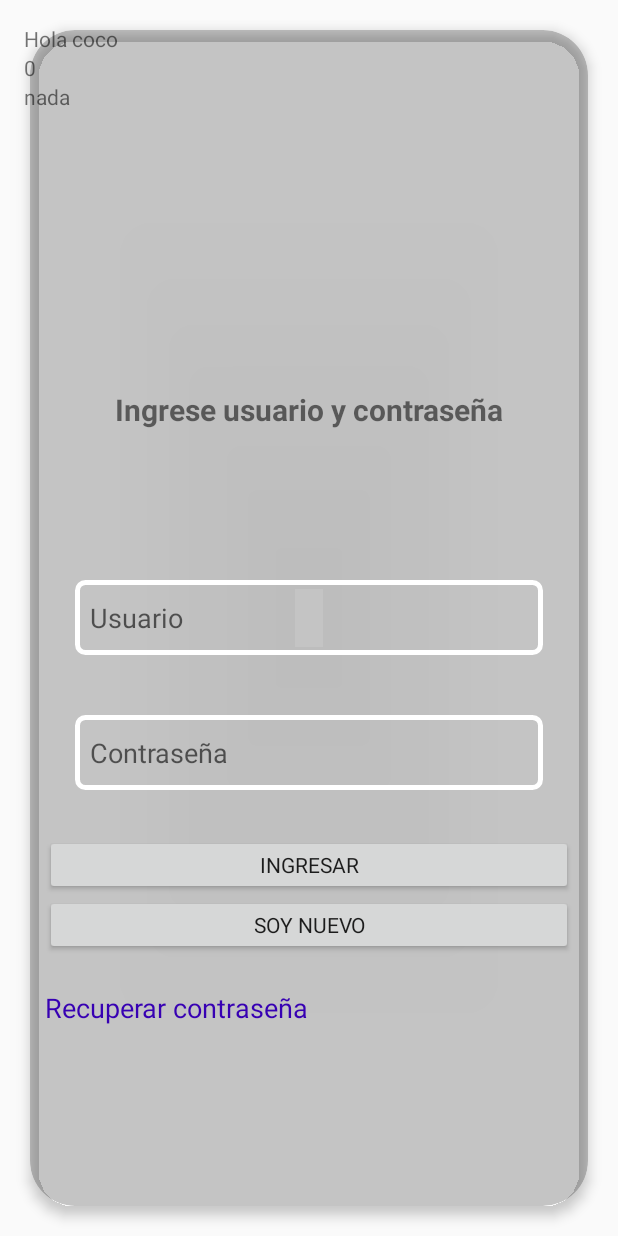
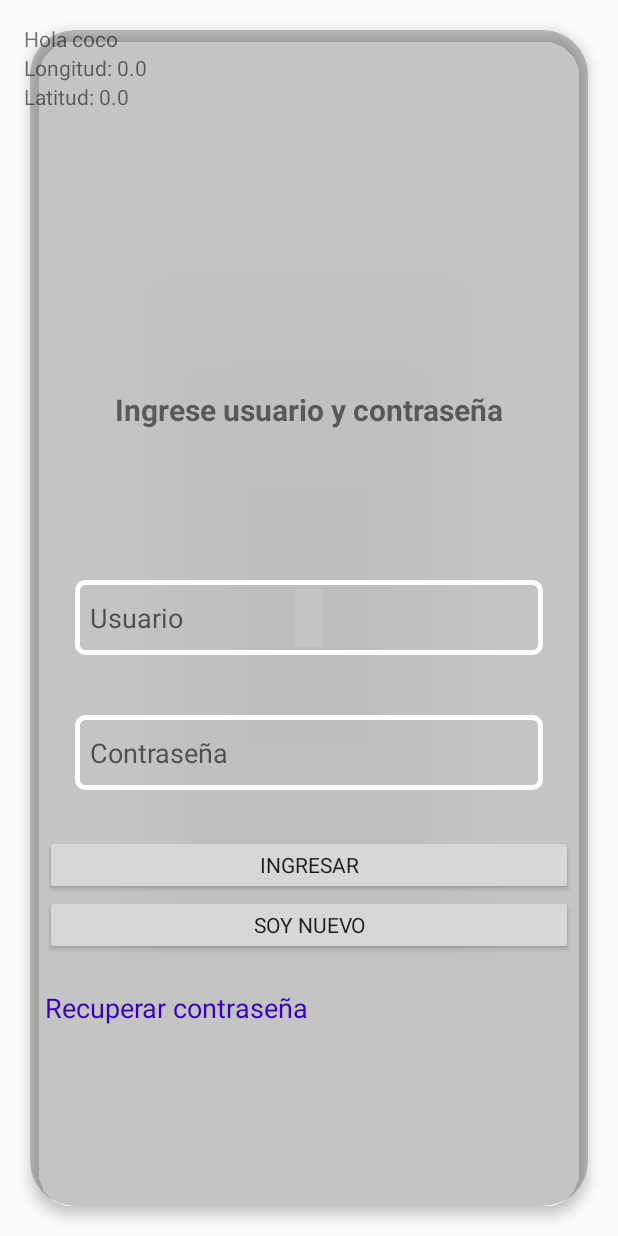
Before and after one commit to caru15/myoffers, an Android app: the fragment ResultBusqueda placed in its activity, on a phone screen of 412 x 824 dp. Run offline under Robolectric (Android 15) with nearby library versions, the phone set to English and light mode, and no system bars; libraries missing offline, so code that uses them is left out: com.loopj.android, cz.msebera.android; 9 statements that could not run were skipped.

Commit message:
version 25

```diff
--- a/app/build.gradle
+++ b/app/build.gradle
@@ -31,6 +31,7 @@ dependencies {
     implementation files('src\\main\\java\\com\\example\\myoffers_2\\mail.jar')
     implementation 'androidx.appcompat:appcompat:1.2.0'
     implementation 'com.google.android.gms:play-services-maps:17.0.0'
+    implementation 'com.google.android.gms:play-services-location:18.0.0'
     apply plugin: "androidx.navigation.safeargs"
     implementation 'androidx.legacy:legacy-support-v4:1.0.0'
     def nav_version = "2.3.0"
--- a/app/src/main/java/com/example/myoffers_2/ResultBusqueda.java
+++ b/app/src/main/java/com/example/myoffers_2/ResultBusqueda.java
@@ -1,5 +1,7 @@
 package com.example.myoffers_2;
 
+import android.Manifest;
+import android.content.Context;
 import android.location.Location;
 import android.location.LocationListener;
 import android.location.LocationManager;
@@ -7,6 +9,7 @@ import android.location.LocationProvider;
 import android.os.Bundle;
 import androidx.annotation.NonNull;
 import androidx.annotation.Nullable;
+import androidx.core.app.ActivityCompat;
 import androidx.fragment.app.Fragment;
 import android.util.Log;
 import android.view.LayoutInflater;
@@ -15,6 +18,8 @@ import android.view.ViewGroup;
 import android.widget.TextView;
 import android.widget.Toast;
 
+import com.google.android.gms.common.api.GoogleApiClient;
+import com.google.android.gms.location.LocationServices;
 import com.google.android.gms.maps.model.LatLng;
 import com.google.android.gms.maps.model.MarkerOptions;
 import com.loopj.android.http.AsyncHttpClient;
@@ -25,7 +30,9 @@ import java.util.ArrayList;
 import java.util.List;
 import cz.msebera.android.httpclient.Header;
 
-public class ResultBusqueda extends Fragment {
+import static androidx.core.content.ContextCompat.getSystemService;
+
+public class ResultBusqueda extends Fragment implements ActivityCompat.OnRequestPermissionsResultCallback, LocationListener {
 
     private static final String ARG_PARAM1 = "param1";
     private static final String ARG_PARAM2 = "param2";
@@ -34,10 +41,13 @@ public class ResultBusqueda extends Fragment {
     private String[] ProdNo;
     private int l;
     private TextView textView1;
+    private TextView textView;
     private Boolean band;//esta bandera la pongo para saber si encontro o no el producto en la BD
     private List<productos> listNew= new ArrayList<productos>();
     private int[] distancia;
     private int dist;
+    private float midis;
+    private Location mipos = new Location("mipos");;
    private List<ProdxSuper> myList = new ArrayList<ProdxSuper>();
     private String mParam1;
     private String mParam2;
@@ -45,9 +55,9 @@ public class ResultBusqueda extends Fragment {
     private supermercados supermercado = new supermercados();
     private productos producto= new productos();
     private String uri;
-    private Distancia midistancia;
-    private Location mipos;
+
     private LocationManager locManager;
+    private Location loc;
     AsyncHttpClient conexion=new AsyncHttpClient();
     RequestParams params= new RequestParams();
 
@@ -62,12 +72,9 @@ public class ResultBusqueda extends Fragment {
         return fragment;
     }
 /**
- * lo que queda hacer es pone dos label uno que te muestre latitud y longitud
- * del movil verifica que te muestre bien los datos
  * y aqui nomas en esta clase en el metodo Buscar calculala distancia de tu pos al super
  * asi vas guardando los supermercados que te sirven
  */
-
     @Override
     public void onCreate(Bundle savedInstanceState) {
         super.onCreate(savedInstanceState);
@@ -87,15 +94,26 @@ public class ResultBusqueda extends Fragment {
     @Override
     public void onViewCreated(@NonNull View view, @Nullable Bundle savedInstanceState) {
         super.onViewCreated(view, savedInstanceState);
+        textView= view.findViewById(R.id.text1);//aqui va latitud
+        textView1=view.findViewById(R.id.text2);//aqui va longitud
         TextView textView2=view.findViewById(R.id.textView2);
-        TextView textView= view.findViewById(R.id.text1);
-       textView1=view.findViewById(R.id.prueba);
         prod=ResultBusquedaArgs.fromBundle(getArguments()).getProductos();
         dist=ResultBusquedaArgs.fromBundle(getArguments()).getDistancia();
+        ActivityCompat.requestPermissions(this.getActivity(),new String[]{Manifest.permission.ACCESS_FINE_LOCATION}, 1);
+
+        try {
+            locManager = (LocationManager) view.getContext().getSystemService(Context.LOCATION_SERVICE);
+            LocationProvider proveedor = locManager.getProvider(LocationManager.GPS_PROVIDER);
+            locManager.requestLocationUpdates(locManager.GPS_PROVIDER,4000,3,this);
+            onLocationChanged(mipos);
+
+        }catch (SecurityException e){
+            e.printStackTrace();}
+
         textView2.setText(prod[0]);
-        textView.setText(Integer.toString(dist));
+       // textView.setText(Integer.toString(dist));
         Compara(prod,ProdNo);
-        Mostrar();
+       // Mostrar();
 
     }
 
@@ -218,22 +236,57 @@ public class ResultBusqueda extends Fragment {
         //antes de guardar el producto me fijo si cumple con las condiciones de distancia
         //si cumple la guarda sino la desecha
         Log.d("adentro","-"+produc.getSuperNom());
-        midistancia=new Distancia(produc.getLatitud(),produc.getLongitud(),dist);
-        band=false;
-        band=midistancia.Buscar();
-        Log.d("bandera",String.valueOf(band));
-        if (band){
-        myList.add(produc);
-        Log.d("lo q paso",produc.getSuperNom()+"-"+myList.get(0).getDireccion());
-          //  String cadena=myList.get(0).getNombre()+"-"+myList.get(0).getDireccion()+"-";
-           // textView1.setText(cadena);
+        double l1=mipos.getLongitude();
+        double l0=mipos.getLatitude();
+       if(mipos!=null ){
+            if (l1!=l0){
+               Location OtraLocation= new Location("super");
+               OtraLocation.setLatitude(produc.getLatitud());
+               OtraLocation.setLongitude(produc.getLongitud());
+               //1 km=1000 mtrs
+               midis=(OtraLocation.distanceTo(mipos)/1000);
+               Log.d("la diferencia",String.valueOf(midis));
+               if (midis<=dist){
+                       myList.add(produc);
+                   Log.d("lo q paso",produc.getSuperNom()+"-"+myList.get(0).getDireccion());}
+                 }else{onLocationChanged(mipos);}
+                     }
+       else{
+            onLocationChanged(mipos);
+           }
+        }
+
+    @Override
+    public void onLocationChanged(Location location) {
+        double latitud=location.getLatitude();
+        double longitud=location.getLongitude();
+        textView1.setText("Latitud: " + String.valueOf(latitud));
+        textView.setText("Longitud: " + String.valueOf(longitud));
+        mipos.setLongitude(longitud);
+        mipos.setLatitude(latitud);
+    }
+
+    @Override
+    public void onStatusChanged(String provider, int status, Bundle extras) {
+        switch (status){
+            case LocationProvider.AVAILABLE:
+                //esta en el servicio
+                break;
+            case LocationProvider.OUT_OF_SERVICE:
+                Log.d("debug","Esta fuera de servicio");
+                break;
+            case LocationProvider.TEMPORARILY_UNAVAILABLE:
+                Log.d("debug","ESTA TEMPORALMENTE FUERA DE SERVICIO");
+                break;
         }
     }
-    private void Mostrar(){
-       // String cadena="";
-        //for(int i=0;i<myList.size();i++){
 
-     //   }
+    @Override
+    public void onProviderEnabled(String provider) {
+
+    }
+    @Override
+    public void onProviderDisabled(String provider) {
 
     }
 }
--- a/app/src/main/res/layout/fragment_result_busqueda.xml
+++ b/app/src/main/res/layout/fragment_result_busqueda.xml
@@ -21,7 +21,7 @@
         android:layout_height="wrap_content"
         android:text="buenos dias"/>
      <TextView
-         android:id="@+id/prueba"
+         android:id="@+id/text2"
          android:layout_width="match_parent"
          android:layout_height="wrap_content"
          android:text="nada"/>
```
